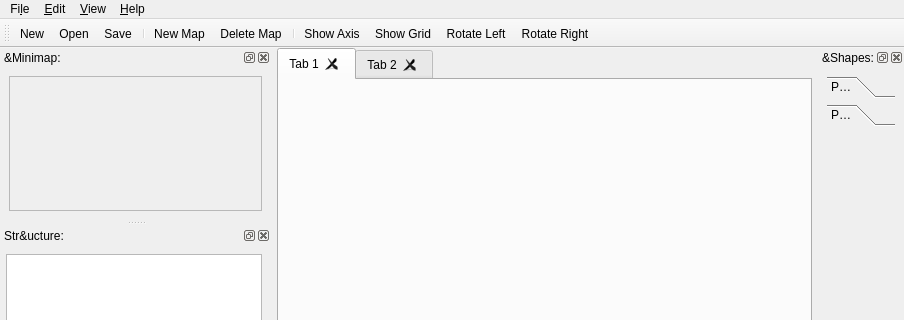
dyle/rpgmapper, file bin/mainwindow.ui: the form before one commit; both pictures show x 0 to 904 and y 0 to 320 of the 904 by 638 pixel window.
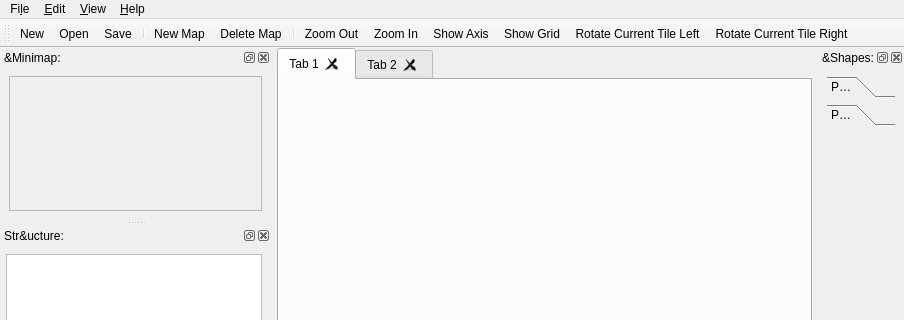
The form after the commit. Icons and pictures are not drawn. Custom widgets are drawn as their Qt base class.

Commit message: adds zoom in/out tool buttons

```diff
--- a/bin/mainwindow.ui
+++ b/bin/mainwindow.ui
@@ -149,6 +149,8 @@
    <addaction name="actionCreateNewMap"/>
    <addaction name="actionDeleteMap"/>
    <addaction name="separator"/>
+   <addaction name="actionZoomMapOut"/>
+   <addaction name="actionZoomMapIn"/>
    <addaction name="actionShowAxis"/>
    <addaction name="actionShowGrid"/>
    <addaction name="actionRotateTileLeft"/>
@@ -695,7 +697,7 @@
      <normaloff>:/icons/gfx/rotate-left.png</normaloff>:/icons/gfx/rotate-left.png</iconset>
    </property>
    <property name="text">
-    <string>Rotate Left</string>
+    <string>Rotate Current Tile Left</string>
    </property>
    <property name="toolTip">
     <string>Rotate current tile counter clockwise.</string>
@@ -707,12 +709,36 @@
      <normaloff>:/icons/gfx/rotate-right.png</normaloff>:/icons/gfx/rotate-right.png</iconset>
    </property>
    <property name="text">
-    <string>Rotate Right</string>
+    <string>Rotate Current Tile Right</string>
    </property>
    <property name="toolTip">
     <string>Rotate current tile clockwise.</string>
    </property>
   </action>
+  <action name="actionZoomMapIn">
+   <property name="icon">
+    <iconset resource="rpgmapper.qrc">
+     <normaloff>:/icons/gfx/magnifier-plus.png</normaloff>:/icons/gfx/magnifier-plus.png</iconset>
+   </property>
+   <property name="text">
+    <string>Zoom In</string>
+   </property>
+   <property name="toolTip">
+    <string>Zoom In Map.</string>
+   </property>
+  </action>
+  <action name="actionZoomMapOut">
+   <property name="icon">
+    <iconset resource="rpgmapper.qrc">
+     <normaloff>:/icons/gfx/magnifier-minus.png</normaloff>:/icons/gfx/magnifier-minus.png</iconset>
+   </property>
+   <property name="text">
+    <string>Zoom Out</string>
+   </property>
+   <property name="toolTip">
+    <string>Zoom out map.</string>
+   </property>
+  </action>
  </widget>
  <customwidgets>
   <customwidget>
```
Left out of the diff: 5 changed lines with no effect on the pictures. The commit also changes 5 other files.
